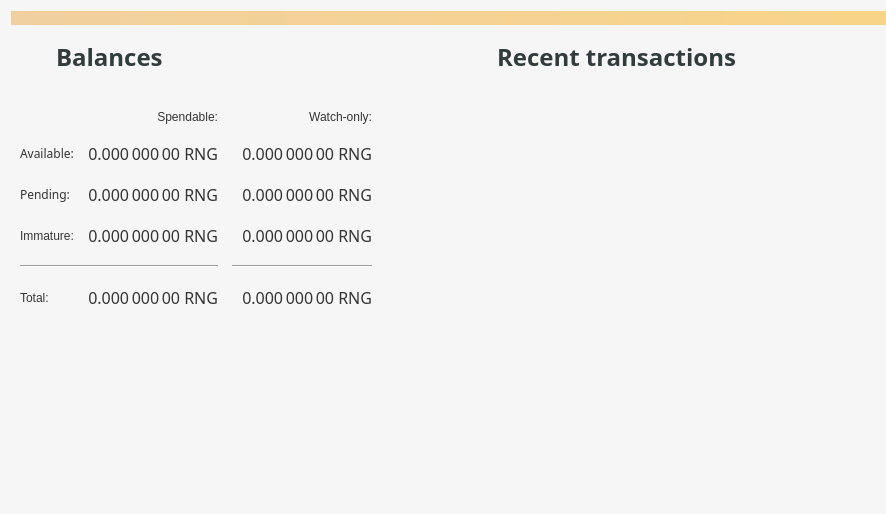
The window that src/qt/forms/overviewpage.ui (rngcoin-project/rngcoin) describes before a commit, drawn with Qt 5.
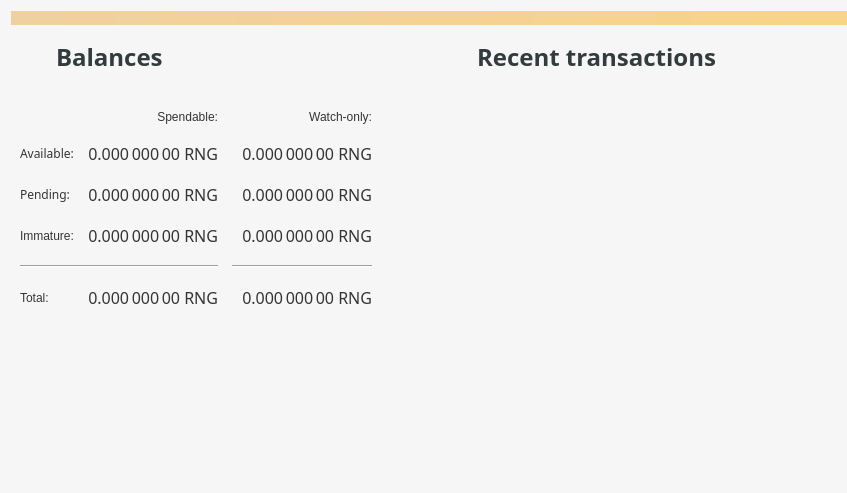
The same window after the commit. Icons and pictures are not drawn.

```diff
--- a/src/qt/forms/overviewpage.ui
+++ b/src/qt/forms/overviewpage.ui
@@ -6,8 +6,8 @@
    <rect>
     <x>0</x>
     <y>0</y>
-    <width>886</width>
-    <height>514</height>
+    <width>847</width>
+    <height>493</height>
    </rect>
   </property>
   <property name="windowTitle">
```
